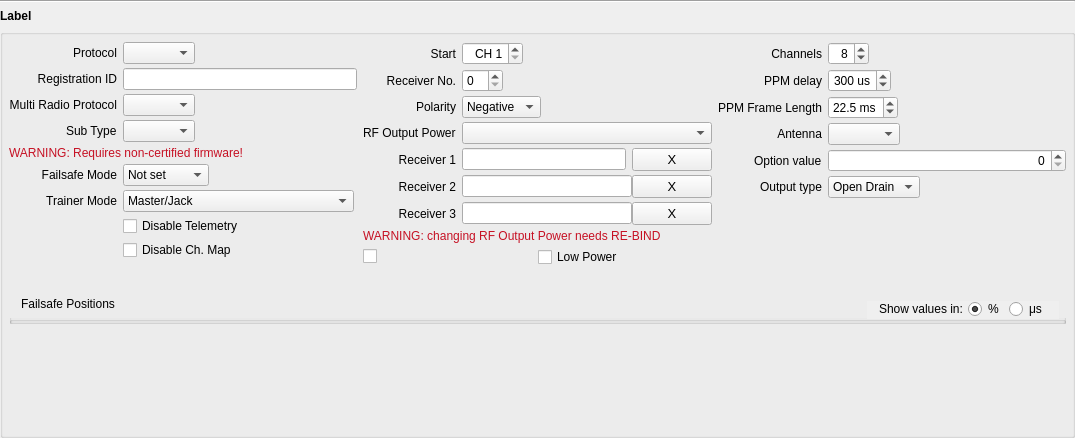
This is companion/src/modeledit/setup_module.ui in opentx/opentx as Qt 5 draws it before an edit. The edited form follows.
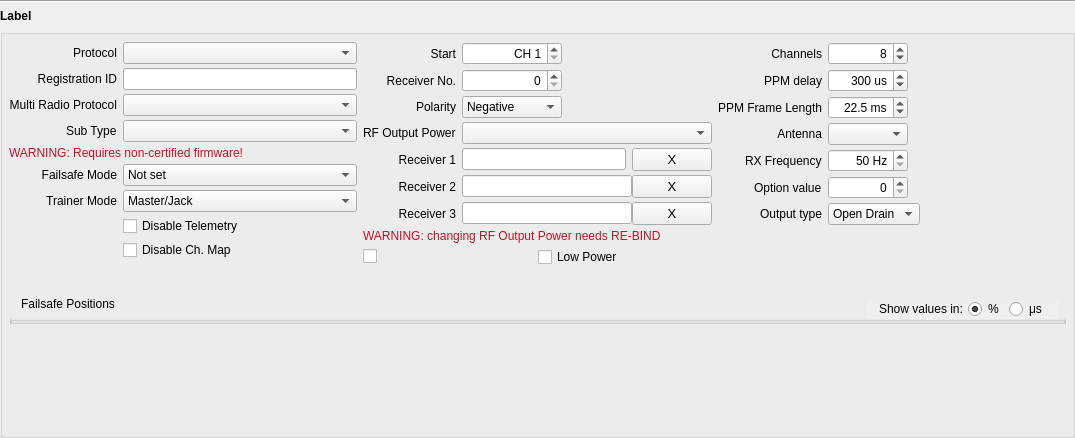
This is the edited form. Custom widgets are drawn as their Qt base class.

```diff
--- a/companion/src/modeledit/setup_module.ui
+++ b/companion/src/modeledit/setup_module.ui
@@ -126,6 +126,12 @@
             <verstretch>0</verstretch>
            </sizepolicy>
           </property>
+          <property name="minimumSize">
+           <size>
+            <width>100</width>
+            <height>0</height>
+           </size>
+          </property>
           <property name="alignment">
            <set>Qt::AlignRight|Qt::AlignTrailing|Qt::AlignVCenter</set>
           </property>
@@ -173,6 +179,15 @@
             <verstretch>0</verstretch>
            </sizepolicy>
           </property>
+          <property name="minimumSize">
+           <size>
+            <width>100</width>
+            <height>0</height>
+           </size>
+          </property>
+          <property name="alignment">
+           <set>Qt::AlignRight|Qt::AlignTrailing|Qt::AlignVCenter</set>
+          </property>
           <property name="suffix">
            <string/>
           </property>
@@ -214,6 +229,12 @@
             <verstretch>0</verstretch>
            </sizepolicy>
           </property>
+          <property name="minimumSize">
+           <size>
+            <width>100</width>
+            <height>0</height>
+           </size>
+          </property>
           <property name="sizeAdjustPolicy">
            <enum>QComboBox::AdjustToContents</enum>
           </property>
@@ -485,6 +506,12 @@
             <verstretch>0</verstretch>
            </sizepolicy>
           </property>
+          <property name="minimumSize">
+           <size>
+            <width>80</width>
+            <height>0</height>
+           </size>
+          </property>
           <property name="alignment">
            <set>Qt::AlignRight|Qt::AlignTrailing|Qt::AlignVCenter</set>
           </property>
@@ -529,6 +556,12 @@
             <verstretch>0</verstretch>
            </sizepolicy>
           </property>
+          <property name="minimumSize">
+           <size>
+            <width>80</width>
+            <height>0</height>
+           </size>
+          </property>
           <property name="alignment">
            <set>Qt::AlignRight|Qt::AlignTrailing|Qt::AlignVCenter</set>
           </property>
@@ -573,6 +606,15 @@
             <verstretch>0</verstretch>
            </sizepolicy>
           </property>
+          <property name="minimumSize">
+           <size>
+            <width>80</width>
+            <height>0</height>
+           </size>
+          </property>
+          <property name="alignment">
+           <set>Qt::AlignRight|Qt::AlignTrailing|Qt::AlignVCenter</set>
+          </property>
           <property name="suffix">
            <string> ms</string>
           </property>
@@ -617,19 +659,58 @@
             <verstretch>0</verstretch>
            </sizepolicy>
           </property>
+          <property name="minimumSize">
+           <size>
+            <width>80</width>
+            <height>0</height>
+           </size>
+          </property>
           <property name="sizeAdjustPolicy">
            <enum>QComboBox::AdjustToContents</enum>
           </property>
          </widget>
         </item>
+        <item row="4" column="0">
+         <widget class="QLabel" name="label_rxFreq">
+          <property name="text">
+           <string>RX Frequency</string>
+          </property>
+         </widget>
+        </item>
         <item row="5" column="0">
+         <widget class="QLabel" name="label_option">
+          <property name="text">
+           <string>Option value</string>
+          </property>
+         </widget>
+        </item>
+        <item row="5" column="1">
+         <widget class="QSpinBox" name="optionValue">
+          <property name="sizePolicy">
+           <sizepolicy hsizetype="Maximum" vsizetype="Fixed">
+            <horstretch>0</horstretch>
+            <verstretch>0</verstretch>
+           </sizepolicy>
+          </property>
+          <property name="minimumSize">
+           <size>
+            <width>80</width>
+            <height>0</height>
+           </size>
+          </property>
+          <property name="alignment">
+           <set>Qt::AlignRight|Qt::AlignTrailing|Qt::AlignVCenter</set>
+          </property>
+         </widget>
+        </item>
+        <item row="6" column="0">
          <widget class="QLabel" name="label_ppmOutputType">
           <property name="text">
            <string>Output type</string>
           </property>
          </widget>
         </item>
-        <item row="5" column="1">
+        <item row="6" column="1">
          <widget class="QComboBox" name="ppmOutputType">
           <property name="sizePolicy">
            <sizepolicy hsizetype="Maximum" vsizetype="Fixed">
@@ -652,21 +733,7 @@
           </item>
          </widget>
         </item>
-        <item row="4" column="0">
-         <widget class="QLabel" name="label_option">
-          <property name="text">
-           <string>Option value</string>
-          </property>
-         </widget>
-        </item>
-        <item row="4" column="1">
-         <widget class="QSpinBox" name="optionValue">
-          <property name="alignment">
-           <set>Qt::AlignRight|Qt::AlignTrailing|Qt::AlignVCenter</set>
-          </property>
-         </widget>
-        </item>
-        <item row="6" column="0" colspan="2">
+        <item row="7" column="0" colspan="2">
          <spacer name="horizontalSpacer">
           <property name="orientation">
            <enum>Qt::Horizontal</enum>
@@ -679,6 +746,34 @@
           </property>
          </spacer>
         </item>
+        <item row="4" column="1">
+         <widget class="QSpinBox" name="rxFreq">
+          <property name="sizePolicy">
+           <sizepolicy hsizetype="Maximum" vsizetype="Fixed">
+            <horstretch>0</horstretch>
+            <verstretch>0</verstretch>
+           </sizepolicy>
+          </property>
+          <property name="minimumSize">
+           <size>
+            <width>80</width>
+            <height>0</height>
+           </size>
+          </property>
+          <property name="alignment">
+           <set>Qt::AlignRight|Qt::AlignTrailing|Qt::AlignVCenter</set>
+          </property>
+          <property name="suffix">
+           <string> Hz</string>
+          </property>
+          <property name="minimum">
+           <number>50</number>
+          </property>
+          <property name="maximum">
+           <number>400</number>
+          </property>
+         </widget>
+        </item>
        </layout>
       </item>
       <item row="0" column="0">
@@ -711,11 +806,17 @@
         <item row="0" column="1">
          <widget class="QComboBox" name="protocol">
           <property name="sizePolicy">
-           <sizepolicy hsizetype="Maximum" vsizetype="Fixed">
+           <sizepolicy hsizetype="Minimum" vsizetype="Fixed">
             <horstretch>0</horstretch>
             <verstretch>0</verstretch>
            </sizepolicy>
           </property>
+          <property name="minimumSize">
+           <size>
+            <width>180</width>
+            <height>0</height>
+           </size>
+          </property>
           <property name="sizeAdjustPolicy">
            <enum>QComboBox::AdjustToContents</enum>
           </property>
@@ -754,11 +855,17 @@
         <item row="2" column="1">
          <widget class="QComboBox" name="multiProtocol">
           <property name="sizePolicy">
-           <sizepolicy hsizetype="Maximum" vsizetype="Fixed">
+           <sizepolicy hsizetype="Minimum" vsizetype="Fixed">
             <horstretch>0</horstretch>
             <verstretch>0</verstretch>
            </sizepolicy>
           </property>
+          <property name="minimumSize">
+           <size>
+            <width>150</width>
+            <height>0</height>
+           </size>
+          </property>
           <property name="sizeAdjustPolicy">
            <enum>QComboBox::AdjustToContents</enum>
           </property>
@@ -774,11 +881,17 @@
         <item row="3" column="1">
          <widget class="QComboBox" name="multiSubType">
           <property name="sizePolicy">
-           <sizepolicy hsizetype="Maximum" vsizetype="Fixed">
+           <sizepolicy hsizetype="Minimum" vsizetype="Fixed">
             <horstretch>0</horstretch>
             <verstretch>0</verstretch>
            </sizepolicy>
           </property>
+          <property name="minimumSize">
+           <size>
+            <width>150</width>
+            <height>0</height>
+           </size>
+          </property>
           <property name="sizeAdjustPolicy">
            <enum>QComboBox::AdjustToContents</enum>
           </property>
@@ -847,11 +960,17 @@
         <item row="5" column="1">
          <widget class="QComboBox" name="failsafeMode">
           <property name="sizePolicy">
-           <sizepolicy hsizetype="Maximum" vsizetype="Fixed">
+           <sizepolicy hsizetype="Minimum" vsizetype="Fixed">
             <horstretch>0</horstretch>
             <verstretch>0</verstretch>
            </sizepolicy>
           </property>
+          <property name="minimumSize">
+           <size>
+            <width>150</width>
+            <height>0</height>
+           </size>
+          </property>
           <property name="sizeAdjustPolicy">
            <enum>QComboBox::AdjustToContents</enum>
           </property>
@@ -901,11 +1020,17 @@
         <item row="6" column="1">
          <widget class="QComboBox" name="trainerMode">
           <property name="sizePolicy">
-           <sizepolicy hsizetype="Maximum" vsizetype="Fixed">
+           <sizepolicy hsizetype="Minimum" vsizetype="Fixed">
             <horstretch>0</horstretch>
             <verstretch>0</verstretch>
            </sizepolicy>
           </property>
+          <property name="minimumSize">
+           <size>
+            <width>150</width>
+            <height>0</height>
+           </size>
+          </property>
           <property name="sizeAdjustPolicy">
            <enum>QComboBox::AdjustToContents</enum>
           </property>
```
Left out of the diff: 7 changed lines with no effect on the pictures.
